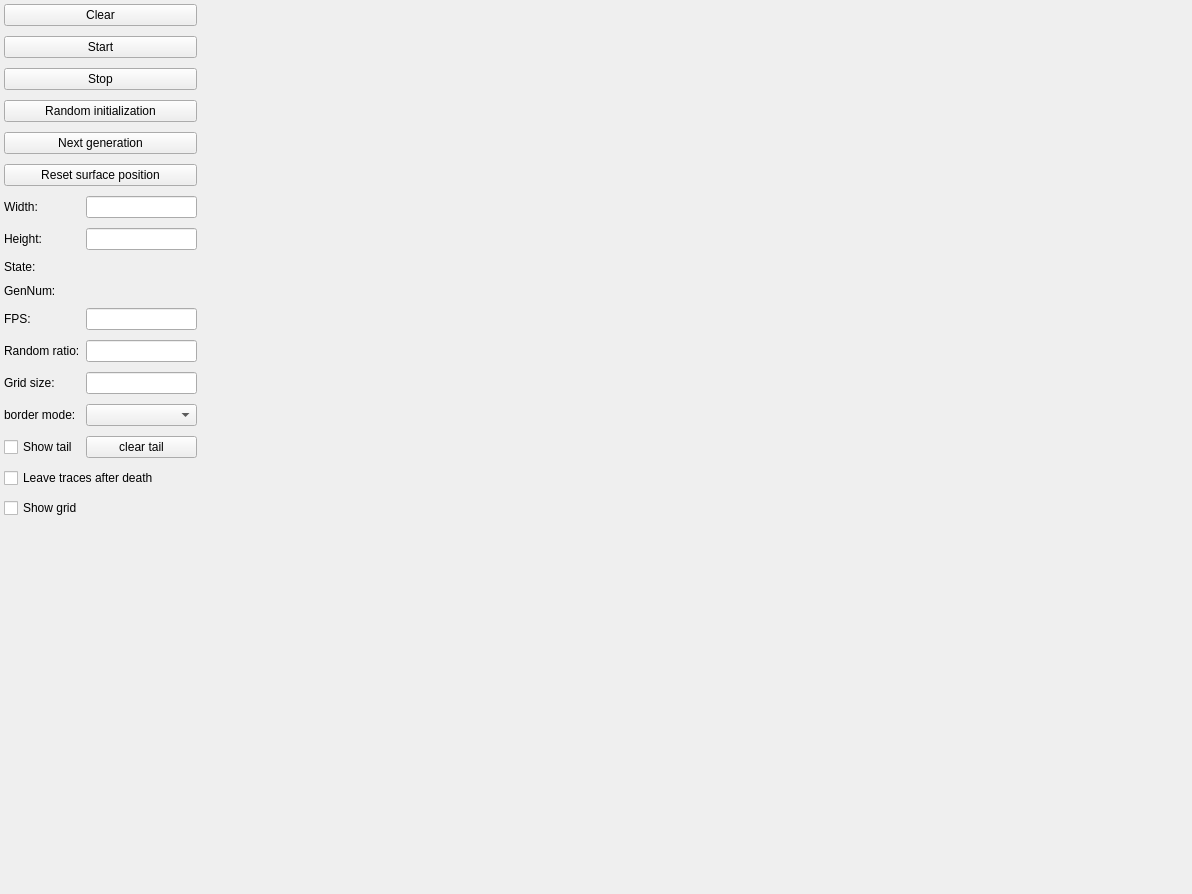
Above: ui/main_window.ui from 12345678998765/comway_game_of_life_pyside6 before the change. Below: the same form after it.
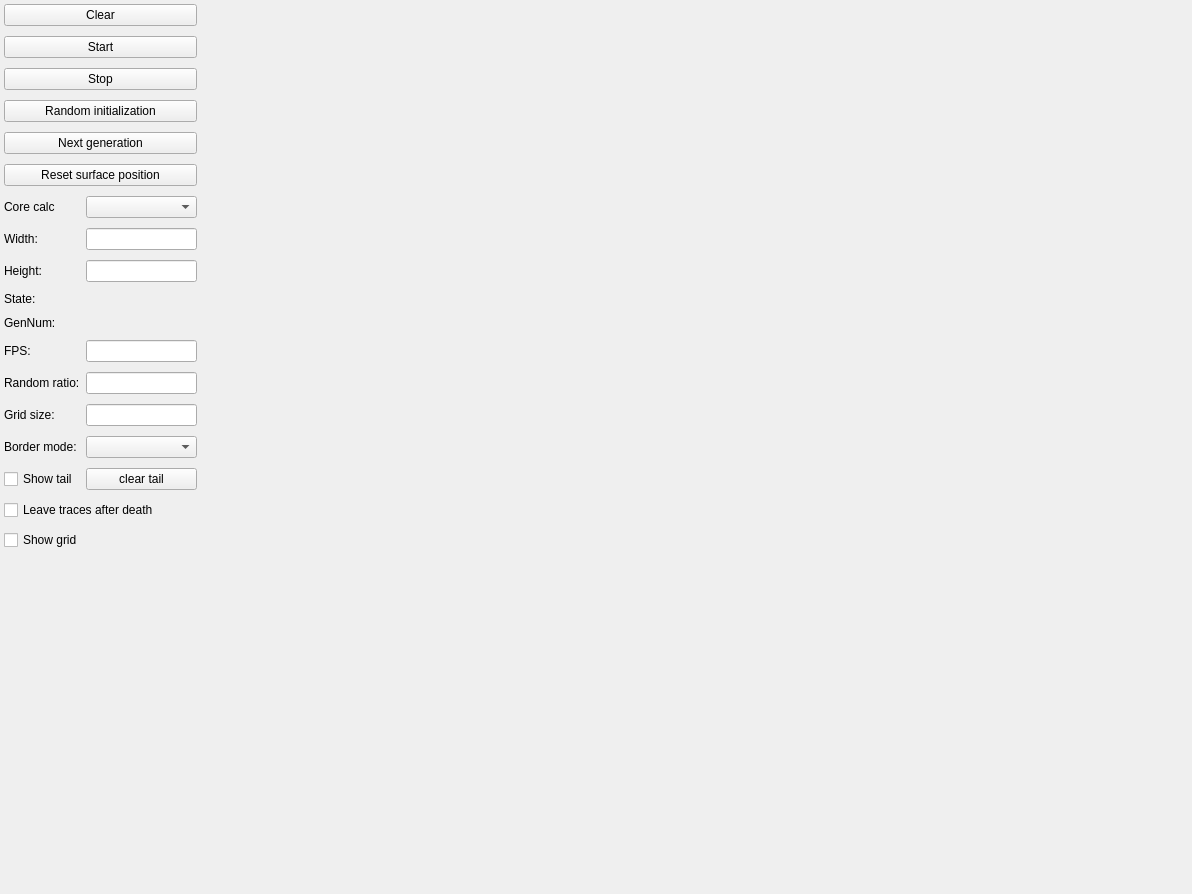
That is the form after the change.

Commit message: perf: add a core calculation: numba, now there are two core calculation: numba, numpy

Patch:
```diff
--- a/ui/main_window.ui
+++ b/ui/main_window.ui
@@ -86,106 +86,71 @@
           <property name="verticalSpacing">
            <number>10</number>
           </property>
-          <item row="12" column="0">
-           <widget class="QLabel" name="label_2">
-            <property name="text">
-             <string>GenNum:</string>
-            </property>
-           </widget>
-          </item>
-          <item row="4" column="0" colspan="2">
-           <widget class="QPushButton" name="pushButton_next_step">
-            <property name="text">
-             <string>Next generation</string>
-            </property>
-           </widget>
-          </item>
-          <item row="15" column="0">
-           <widget class="QLabel" name="label_6">
-            <property name="text">
-             <string>Grid size:</string>
-            </property>
-           </widget>
-          </item>
-          <item row="15" column="1">
-           <widget class="QLineEdit" name="lineEdit_cell_size"/>
-          </item>
-          <item row="0" column="0" colspan="2">
-           <widget class="QPushButton" name="pushButton_clean_surface">
-            <property name="sizePolicy">
-             <sizepolicy hsizetype="Minimum" vsizetype="Preferred">
-              <horstretch>0</horstretch>
-              <verstretch>0</verstretch>
-             </sizepolicy>
-            </property>
-            <property name="text">
-             <string>Clear</string>
-            </property>
-           </widget>
-          </item>
-          <item row="12" column="1">
-           <widget class="QLabel" name="label_show_gens">
-            <property name="enabled">
-             <bool>true</bool>
-            </property>
-            <property name="maximumSize">
-             <size>
-              <width>82</width>
-              <height>36</height>
-             </size>
-            </property>
-            <property name="text">
-             <string/>
-            </property>
-           </widget>
-          </item>
-          <item row="13" column="0">
-           <widget class="QLabel" name="label">
-            <property name="sizePolicy">
-             <sizepolicy hsizetype="Preferred" vsizetype="Preferred">
-              <horstretch>0</horstretch>
-              <verstretch>0</verstretch>
-             </sizepolicy>
-            </property>
-            <property name="text">
-             <string>FPS:</string>
-            </property>
-           </widget>
+          <item row="17" column="1">
+           <widget class="QComboBox" name="comboBox_board_pattern"/>
           </item>
           <item row="14" column="1">
-           <widget class="QLineEdit" name="lineEdit_random_ratio"/>
+           <widget class="QLineEdit" name="lineEdit_gens_per_sec"/>
           </item>
-          <item row="10" column="1">
-           <widget class="QLabel" name="label_current_status">
-            <property name="text">
-             <string/>
-            </property>
-           </widget>
-          </item>
-          <item row="14" column="0">
-           <widget class="QLabel" name="label_5">
-            <property name="text">
-             <string>Random ratio:</string>
-            </property>
-           </widget>
+          <item row="16" column="1">
+           <widget class="QLineEdit" name="lineEdit_cell_size"/>
           </item>
           <item row="16" column="0">
+           <widget class="QLabel" name="label_6">
+            <property name="text">
+             <string>Grid size:</string>
+            </property>
+           </widget>
+          </item>
+          <item row="17" column="0">
            <widget class="QLabel" name="label_7">
             <property name="text">
-             <string>border mode:</string>
+             <string>Border mode:</string>
             </property>
            </widget>
           </item>
-          <item row="8" column="1">
-           <widget class="QLineEdit" name="lineEdit_surface_width"/>
+          <item row="11" column="1">
+           <widget class="QLabel" name="label_current_status">
+            <property name="text">
+             <string/>
+            </property>
+           </widget>
           </item>
-          <item row="17" column="1">
+          <item row="18" column="1">
            <widget class="QPushButton" name="pushButton_clear_tail">
             <property name="text">
              <string>clear tail</string>
             </property>
            </widget>
           </item>
+          <item row="3" column="0" colspan="2">
+           <widget class="QPushButton" name="pushButton_random_gen">
+            <property name="text">
+             <string>Random initialization</string>
+            </property>
+           </widget>
+          </item>
+          <item row="11" column="0">
+           <widget class="QLabel" name="label_3">
+            <property name="text">
+             <string>State:</string>
+            </property>
+           </widget>
+          </item>
+          <item row="19" column="0" colspan="2">
+           <widget class="QCheckBox" name="checkBox_trace_1_gen">
+            <property name="text">
+             <string>Leave traces after death</string>
+            </property>
+           </widget>
+          </item>
+          <item row="18" column="0">
+           <widget class="QCheckBox" name="checkBox_show_tail">
+            <property name="text">
+             <string>Show tail</string>
+            </property>
+           </widget>
+          </item>
           <item row="1" column="0" colspan="2">
            <widget class="QPushButton" name="pushButton_start">
             <property name="sizePolicy">
@@ -199,6 +164,29 @@
             </property>
            </widget>
           </item>
+          <item row="21" column="0" colspan="2">
+           <widget class="QLabel" name="label_4">
+            <property name="sizePolicy">
+             <sizepolicy hsizetype="Preferred" vsizetype="MinimumExpanding">
+              <horstretch>0</horstretch>
+              <verstretch>0</verstretch>
+             </sizepolicy>
+            </property>
+            <property name="text">
+             <string/>
+            </property>
+           </widget>
+          </item>
+          <item row="9" column="0">
+           <widget class="QLabel" name="label_8">
+            <property name="text">
+             <string>Width:</string>
+            </property>
+           </widget>
+          </item>
+          <item row="9" column="1">
+           <widget class="QLineEdit" name="lineEdit_surface_width"/>
+          </item>
           <item row="2" column="0" colspan="2">
            <widget class="QPushButton" name="pushButton_stop">
             <property name="text">
@@ -206,41 +194,20 @@
             </property>
            </widget>
           </item>
-          <item row="10" column="0">
-           <widget class="QLabel" name="label_3">
-            <property name="text">
-             <string>State:</string>
-            </property>
-           </widget>
+          <item row="10" column="1">
+           <widget class="QLineEdit" name="lineEdit_surface_height"/>
           </item>
-          <item row="16" column="1">
-           <widget class="QComboBox" name="comboBox_board_pattern"/>
-          </item>
-          <item row="17" column="0">
-           <widget class="QCheckBox" name="checkBox_show_tail">
+          <item row="4" column="0" colspan="2">
+           <widget class="QPushButton" name="pushButton_next_step">
             <property name="text">
-             <string>Show tail</string>
+             <string>Next generation</string>
             </property>
            </widget>
           </item>
-          <item row="8" column="0">
-           <widget class="QLabel" name="label_8">
+          <item row="15" column="0">
+           <widget class="QLabel" name="label_5">
             <property name="text">
-             <string>Width:</string>
-            </property>
-           </widget>
-          </item>
-          <item row="3" column="0" colspan="2">
-           <widget class="QPushButton" name="pushButton_random_gen">
-            <property name="text">
-             <string>Random initialization</string>
-            </property>
-           </widget>
-          </item>
-          <item row="18" column="0" colspan="2">
-           <widget class="QCheckBox" name="checkBox_trace_1_gen">
-            <property name="text">
-             <string>Leave traces after death</string>
+             <string>Random ratio:</string>
             </property>
            </widget>
           </item>
@@ -251,39 +218,82 @@
             </property>
            </widget>
           </item>
-          <item row="19" column="0" colspan="2">
-           <widget class="QCheckBox" name="checkBox_show_grid">
-            <property name="text">
-             <string>Show grid</string>
-            </property>
-           </widget>
-          </item>
-          <item row="13" column="1">
-           <widget class="QLineEdit" name="lineEdit_gens_per_sec"/>
-          </item>
-          <item row="9" column="0">
+          <item row="10" column="0">
            <widget class="QLabel" name="label_9">
             <property name="text">
              <string>Height:</string>
             </property>
            </widget>
           </item>
-          <item row="9" column="1">
-           <widget class="QLineEdit" name="lineEdit_surface_height"/>
+          <item row="0" column="0" colspan="2">
+           <widget class="QPushButton" name="pushButton_clean_surface">
+            <property name="sizePolicy">
+             <sizepolicy hsizetype="Minimum" vsizetype="Preferred">
+              <horstretch>0</horstretch>
+              <verstretch>0</verstretch>
+             </sizepolicy>
+            </property>
+            <property name="text">
+             <string>Clear</string>
+            </property>
+           </widget>
           </item>
           <item row="20" column="0" colspan="2">
-           <widget class="QLabel" name="label_4">
+           <widget class="QCheckBox" name="checkBox_show_grid">
+            <property name="text">
+             <string>Show grid</string>
+            </property>
+           </widget>
+          </item>
+          <item row="14" column="0">
+           <widget class="QLabel" name="label">
             <property name="sizePolicy">
-             <sizepolicy hsizetype="Preferred" vsizetype="MinimumExpanding">
+             <sizepolicy hsizetype="Preferred" vsizetype="Preferred">
               <horstretch>0</horstretch>
               <verstretch>0</verstretch>
              </sizepolicy>
             </property>
             <property name="text">
+             <string>FPS:</string>
+            </property>
+           </widget>
+          </item>
+          <item row="15" column="1">
+           <widget class="QLineEdit" name="lineEdit_random_ratio"/>
+          </item>
+          <item row="13" column="1">
+           <widget class="QLabel" name="label_show_gens">
+            <property name="enabled">
+             <bool>true</bool>
+            </property>
+            <property name="maximumSize">
+             <size>
+              <width>82</width>
+              <height>36</height>
+             </size>
+            </property>
+            <property name="text">
              <string/>
             </property>
            </widget>
           </item>
+          <item row="13" column="0">
+           <widget class="QLabel" name="label_2">
+            <property name="text">
+             <string>GenNum:</string>
+            </property>
+           </widget>
+          </item>
+          <item row="8" column="0">
+           <widget class="QLabel" name="label_10">
+            <property name="text">
+             <string>Core calc</string>
+            </property>
+           </widget>
+          </item>
+          <item row="8" column="1">
+           <widget class="QComboBox" name="comboBox_core_calc"/>
+          </item>
          </layout>
         </item>
        </layout>
```
The commit also changes 3 other files.
